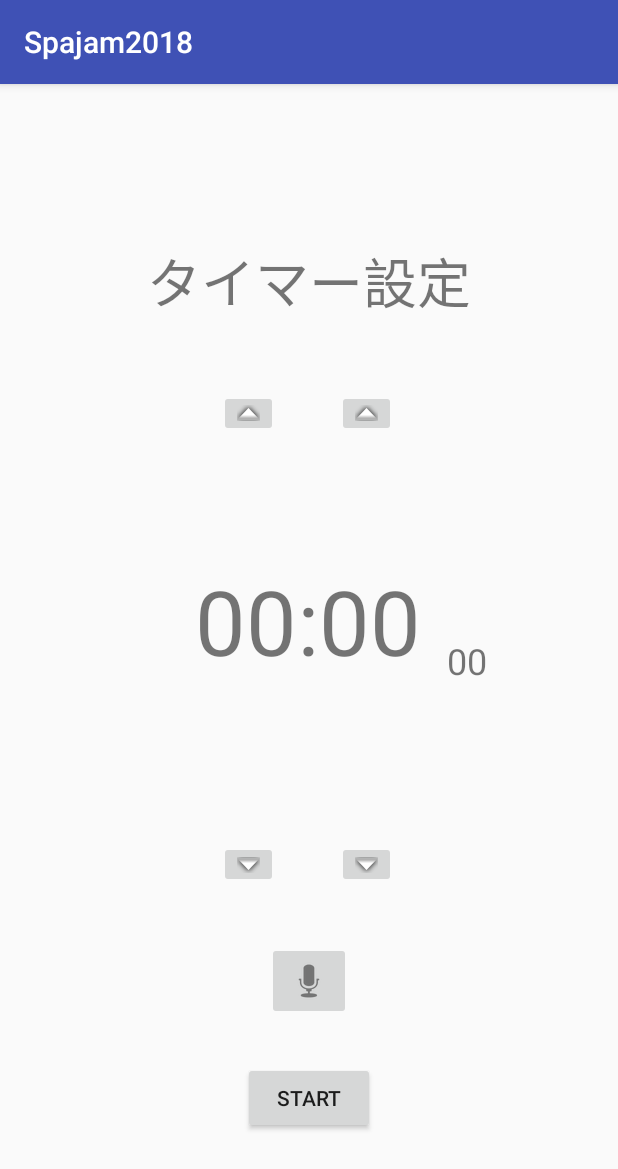
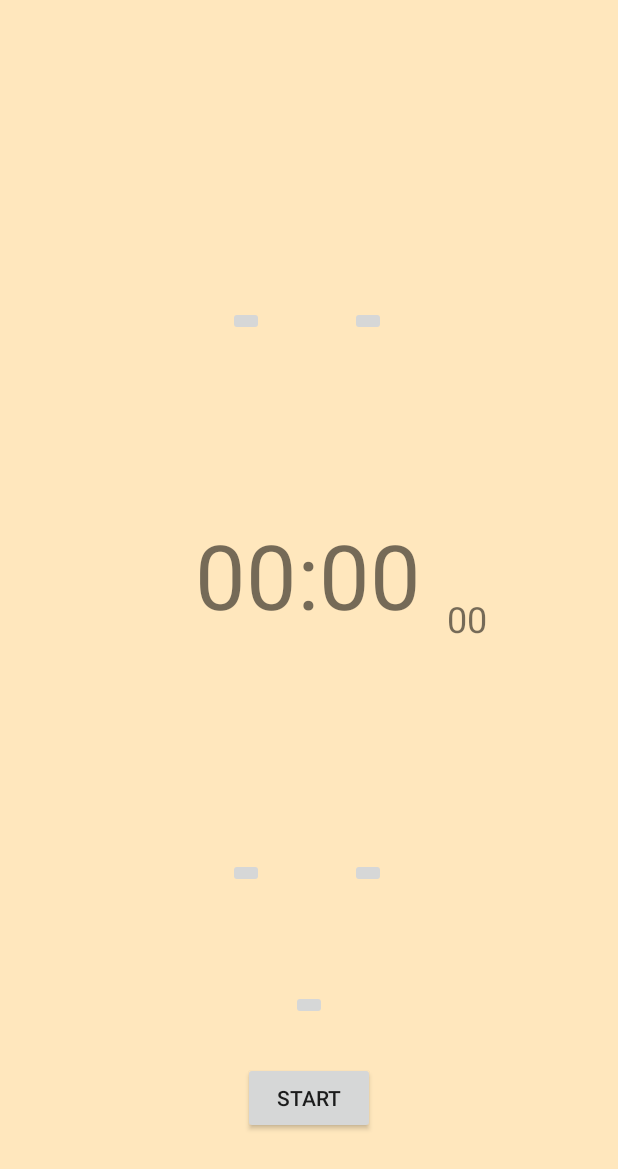
Before and after one commit to youtangai/spajam2018, an Android app: the screen it shows after launch (MainActivity), on a phone screen of 412 x 824 dp. Shown: the top 1169 px of the screen. Run offline under Robolectric (Android 15) with nearby library versions, the phone set to English and light mode, and no system bars; our stand-ins replace Firebase (no records; nobody signed in at launch, a user with empty details on screens opened directly); 2 statements that could not run were skipped.

Commit message:
背景色を変更 and タイトルバー削除

```diff
--- a/app/src/main/java/com/pig/three/spajam2018/MainActivity.java
+++ b/app/src/main/java/com/pig/three/spajam2018/MainActivity.java
@@ -1,10 +1,10 @@
 package com.pig.three.spajam2018;
 
+import android.app.Activity;
 import android.content.Context;
 import android.os.Bundle;
 import android.os.Handler;
 import android.os.Vibrator;
-import android.support.v7.app.AppCompatActivity;
 import android.util.Log;
 import android.view.View;
 import android.widget.Button;
@@ -22,7 +22,7 @@
 import java.util.Timer;
 import java.util.TimerTask;
 
-public class MainActivity extends AppCompatActivity {
+public class MainActivity extends Activity {
     public static String TAG = "com.pig.three.spajam2018";
 
     //set up formatter
--- a/app/src/main/res/layout/activity_main.xml
+++ b/app/src/main/res/layout/activity_main.xml
@@ -5,21 +5,9 @@
     xmlns:tools="http://schemas.android.com/tools"
     android:layout_width="match_parent"
     android:layout_height="match_parent"
+    android:background="#FFE7BD"
     tools:context=".MainActivity">
 
-    <TextView
-        android:id="@+id/timerTitle"
-        android:layout_width="wrap_content"
-        android:layout_height="wrap_content"
-        android:layout_marginEnd="115dp"
-        android:layout_marginStart="115dp"
-        android:text="タイマー設定"
-        android:textSize="36sp"
-        app:layout_constraintBottom_toBottomOf="parent"
-        app:layout_constraintEnd_toEndOf="parent"
-        app:layout_constraintStart_toStartOf="parent"
-        app:layout_constraintTop_toTopOf="parent"
-        app:layout_constraintVertical_bias="0.147"/>
 
     <TextView
         android:id="@+id/timer"
```
